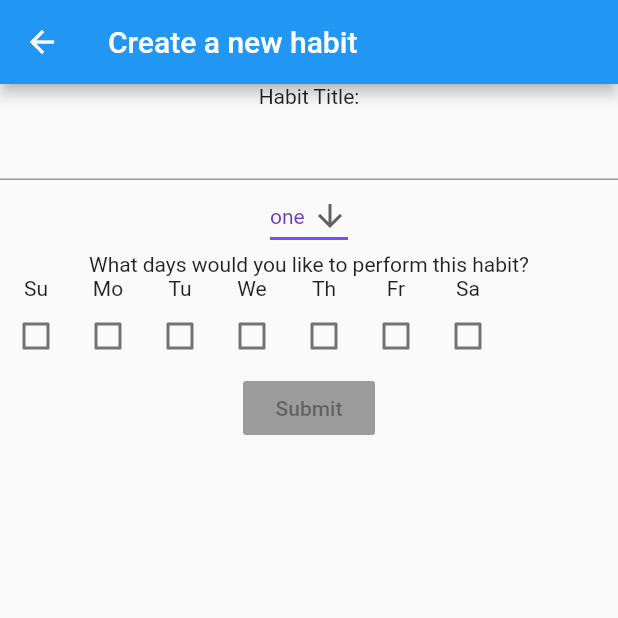
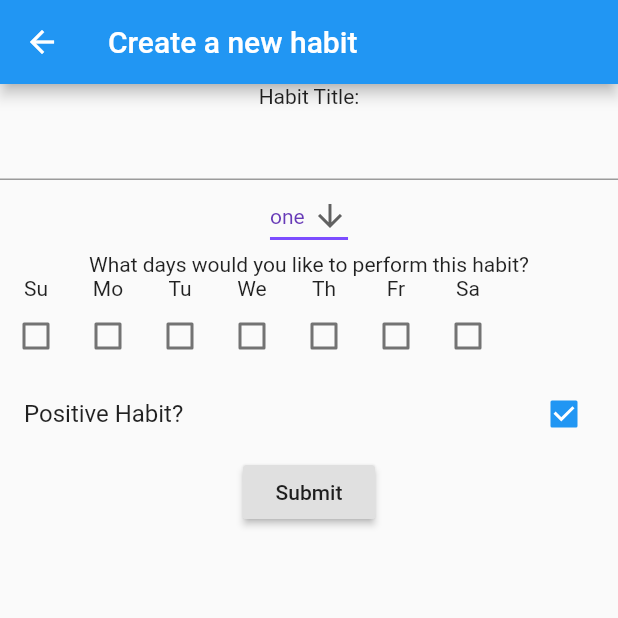
Before and after one commit to RebeccaSyria/habittracker, a Flutter app: the CreateHabitPage screen opened directly, on a phone screen of 412 x 824 dp, the top half of it. Run offline on Flutter 3.47's test engine with Material 2 defaults, Android fonts, the phone set to English and light mode, and no system bars; our stand-ins replace bloc, equatable, flutter_bloc, sembast.

Commit message:
create habit submit routes back to home after creating habit

```diff
--- a/lib/create_habit_page.dart
+++ b/lib/create_habit_page.dart
@@ -1,4 +1,5 @@
 import 'package:flutter/material.dart';
+import 'package:habittracker/model/habit.dart';
 
 class CreateHabitPage extends StatefulWidget {
   _CreateHabitPageState createState() => _CreateHabitPageState();
@@ -6,7 +7,8 @@ class CreateHabitPage extends StatefulWidget {
 class _CreateHabitPageState extends State<CreateHabitPage> {
   Map<String,bool> _weekdays = Map();
   String _habitTitle;
-  String dropdownValue = "one";
+  String _goal = "one";
+  bool _positiveHabit = true;
 
   @override
   void initState() {
@@ -35,11 +37,10 @@ class _CreateHabitPageState extends State<CreateHabitPage> {
               setState(() {
                 _habitTitle = query;
               });
-              print(_habitTitle);
             },
           ),
           DropdownButton(
-            value: dropdownValue,
+            value: _goal,
             icon: Icon(Icons.arrow_downward),
             iconSize: 24,
             elevation: 16,
@@ -52,7 +53,7 @@ class _CreateHabitPageState extends State<CreateHabitPage> {
             ),
             onChanged: (String newValue) {
               setState(() {
-                dropdownValue = newValue;
+                _goal = newValue;
               });
             },
             items: <String>['one', 'Two', 'Free', 'Four']
@@ -77,8 +78,21 @@ class _CreateHabitPageState extends State<CreateHabitPage> {
               _buildCheckBox("Saturday")
             ],
           ),
+          CheckboxListTile(
+            title: Text("Positive Habit?"),
+            value: _positiveHabit,
+            onChanged: (bool newValue) {
+              setState(() {
+                _positiveHabit = newValue;
+              });
+            },
+          ),
           RaisedButton(
             child: Text("Submit"),
+            onPressed: () {
+              Habit habit = Habit(name: _habitTitle, positive: _positiveHabit, goal: _goal, days: _weekdays);
+              Navigator.pop(context);
+            },
           )
         ],
       )
--- a/lib/home_page.dart
+++ b/lib/home_page.dart
@@ -1,6 +1,5 @@
 import 'package:flutter/material.dart';
 import 'package:flutter_bloc/flutter_bloc.dart';
-import 'package:habittracker/create_goal_page.dart';
 import 'package:habittracker/create_habit_page.dart';
 import 'package:habittracker/model/fruit.dart';
 import 'package:habittracker/fruit_bloc/bloc.dart';
@@ -32,7 +31,7 @@ class _HomePageState extends State<HomePage> {
       floatingActionButton: FloatingActionButton(
         child: Icon(Icons.add),
         onPressed: () {
-          Navigator.push(context, MaterialPageRoute(builder: (context) => CreateHabitPPage()));
+          Navigator.push(context, MaterialPageRoute(builder: (context) => CreateHabitPage()));
         },
       ),
       bottomNavigationBar: BottomNavigationBar(
--- a/lib/model/habit.dart
+++ b/lib/model/habit.dart
@@ -5,10 +5,14 @@ class Habit {
 
   final String name;
   final bool positive;
+  final String goal;
+  final Map<String,bool> days;
 
   Habit({
     @required this.name,
-    @required this.positive
+    @required this.positive,
+    @required this.goal,
+    @required this.days
   });
 
 
```
